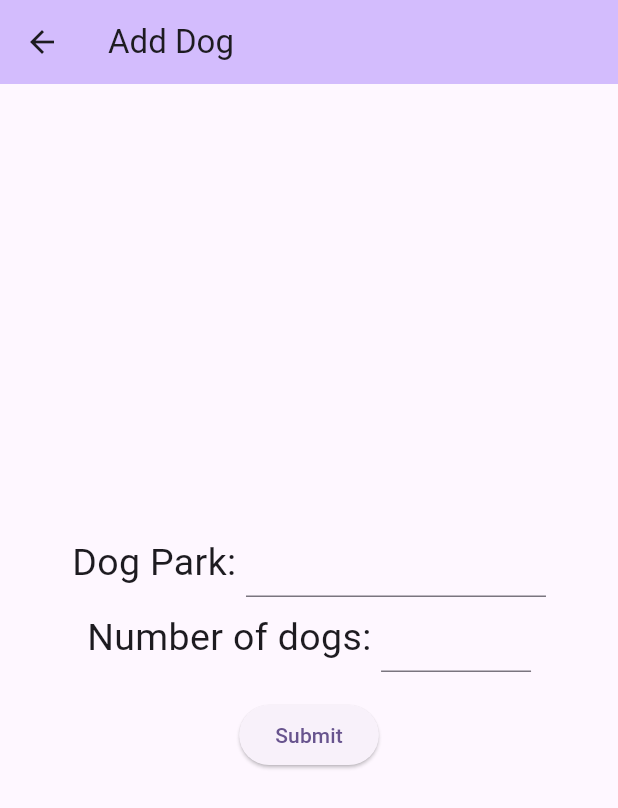
After one commit to Thomthecoder17/DogDatabase, a Flutter app: the screen it shows after launch, after a tap on "Add Dogs", on a phone screen of 412 x 824 dp. The commit adds this screen. Shown: the top 808 px of the screen. Run offline on Flutter 3.47's test engine with Material 3 defaults, Android fonts, the phone set to English and light mode, and no system bars; our stand-ins replace cloud_firestore, firebase_core; accounts and stored records are empty.

Commit message:
Added a homepage, might remove the "remove dogs" card. Images still should be added to the buttons, but this will probably be merged into master for the time being so I can continue on the backend.

```diff
--- /dev/null
+++ b/lib/login_page.dart
@@ -0,0 +1,144 @@
+import 'package:cloud_firestore/cloud_firestore.dart';
+import 'package:flutter/material.dart';
+import 'dialog_text_form.dart';
+
+// Create a Form widget.
+class LoginPage extends StatefulWidget {
+  const LoginPage({super.key});
+
+  final String title = "Add Dog";
+
+  @override
+  MyCustomFormState createState() {
+    return MyCustomFormState();
+  }
+}
+
+// Create a corresponding State class.
+// This class holds data related to the form.
+class MyCustomFormState extends State<LoginPage> {
+  // Create a global key that uniquely identifies the Form widget
+  // and allows validation of the form.
+  //
+  // Note: This is a GlobalKey<FormState>,
+  // not a GlobalKey<MyCustomFormState>.
+  final _formKey = GlobalKey<FormState>();
+
+  var parkCollection = FirebaseFirestore.instance.collection("dog_parks");
+
+  String park = '';
+  int numDogs = 0;
+  List<String> dogNames = [];
+
+  @override
+  Widget build(BuildContext context) {
+    // Build a Form widget using the _formKey created above.
+    return Scaffold(
+      appBar: AppBar(
+        // TRY THIS: Try changing the color here to a specific color (to
+        // Colors.amber, perhaps?) and trigger a hot reload to see the AppBar
+        // change color while the other colors stay the same.
+        backgroundColor: Theme.of(context).colorScheme.inversePrimary,
+        // Here we take the value from the MyHomePage object that was created by
+        // the App.build method, and use it to set our appbar title.
+        title: Text(widget.title),
+      ),
+      body: Center(
+        child: Form(
+          key: _formKey,
+          child: Column(
+            mainAxisAlignment: MainAxisAlignment.center,
+            children: <Widget>[
+              Row(
+                mainAxisAlignment: MainAxisAlignment.center,
+                children: [
+                  Text(style: TextStyle(fontSize: 25), 'Dog Park: '),
+                  SizedBox(
+                    width: 200,
+                    height: 50,
+                    child: TextFormField(
+                      validator: (value) {
+                        if (value == null || value.isEmpty) {
+                          return 'Please enter some text';
+                        } else {
+                          park = value;
+                        }
+
+                        return null;
+                      },
+                    ),
+                  ),
+                ],
+              ),
+              Row(
+                mainAxisAlignment: MainAxisAlignment.center,
+                children: [
+                  Text(style: TextStyle(fontSize: 25), 'Number of dogs: '),
+
+                  SizedBox(
+                    width: 100,
+                    height: 50,
+                    child: TextFormField(
+                      validator: (value) {
+                        if (value == null || value.isEmpty) {
+                          return 'Please enter some text';
+                        }
+
+                        String dogs = value;
+                        int? numDogs = int.tryParse(dogs);
+
+                        if (numDogs == null) {
+                          return 'Please enter a valid value';
+                        } else {
+                          this.numDogs = numDogs;
+                        }
+
+                        return null;
+                      },
+                    ),
+                  ),
+                ],
+              ),
+              Padding(
+                padding: const EdgeInsets.symmetric(vertical: 16),
+                child: ElevatedButton(
+                  onPressed: () async {
+                    final context = _formKey.currentContext;
+
+                    // Validate returns true if the form is valid, or false otherwise.
+                    if (_formKey.currentState!.validate()) {
+                      // If the form is valid, display a snackbar. In the real world,
+                      // you'd often call a server or save the information in a database.
+                      QuerySnapshot? querySnapshot =
+                          await parkCollection
+                              .where('name', isEqualTo: park)
+                              .get();
+
+                      if (context != null && context.mounted) {
+                        await showDialog<void>(
+                          context: context,
+                          builder: (BuildContext context) {
+                            return DialogTextForm(
+                              formFields: numDogs,
+                              promptTemplate: 'Dog ',
+                              parkDoc: querySnapshot.docs.first.reference,
+                            );
+                          },
+                        );
+                      }
+
+                      setState(() {
+                        _formKey.currentState!.reset(); //Clears the form
+                      });
+                    }
+                  },
+                  child: const Text('Submit'),
+                ),
+              ),
+            ],
+          ),
+        ),
+      ),
+    );
+  }
+}
--- a/lib/main.dart
+++ b/lib/main.dart
@@ -1,14 +1,12 @@
 import 'package:flutter/material.dart';
-import 'home_form.dart';
+import 'login_page.dart';
 import 'package:firebase_core/firebase_core.dart';
 import 'firebase_options.dart';
 
-Future<void> main() async{
+Future<void> main() async {
   WidgetsFlutterBinding.ensureInitialized();
 
-  await Firebase.initializeApp(
-    options: DefaultFirebaseOptions.currentPlatform,
-  );
+  await Firebase.initializeApp(options: DefaultFirebaseOptions.currentPlatform);
 
   runApp(const MyApp());
 }
@@ -98,17 +96,42 @@ class _MyHomePageState extends State<MyHomePage> {
           // TRY THIS: Invoke "debug painting" (choose the "Toggle Debug Paint"
           // action in the IDE, or press "p" in the console), to see the
           // wireframe for each widget.
-
           mainAxisAlignment: MainAxisAlignment.center,
           children: <Widget>[
             SizedBox(
+              width: MediaQuery.of(context).size.width - 40,
+              height: 100,
+              child: Card(
+                clipBehavior: Clip.antiAlias,
+                child: InkWell( //Does the tappy animation thing
+                  onTap: () {
+                    Navigator.of(context).push(
+                      MaterialPageRoute(builder: (context) => LoginPage()),
+                    );
+                  },
+                  child: Column(
+                    mainAxisAlignment: MainAxisAlignment.center,
+                    children: [Text("Add Dogs")],
+                  ),
+                ),
+              ),
+            ),
 
+            SizedBox(
+              width: MediaQuery.of(context).size.width - 40,
+              height: 100,
+              child: Card(
+                clipBehavior: Clip.antiAlias,
+                child: InkWell( //Does the tappy animation thing
+                  onTap: () {},
+                  child: Column(
+                    mainAxisAlignment: MainAxisAlignment.center,
+                    children: [Text("Remove Dogs")],
+                  ),
+                )
+              ),
             ),
-            SizedBox(
-
-            ),
-            HomeForm()
-          ]
+          ],
         ),
       ),
     );
```
Also changed, not shown: lib/home_form.dart (deleted, +0 -129 lines).
